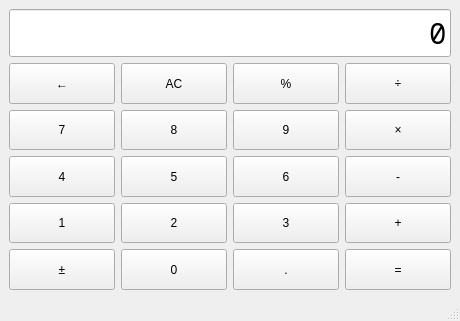
Above: mainwindow.ui from bonevelous/basicalc before the change. Below: the same form after it.
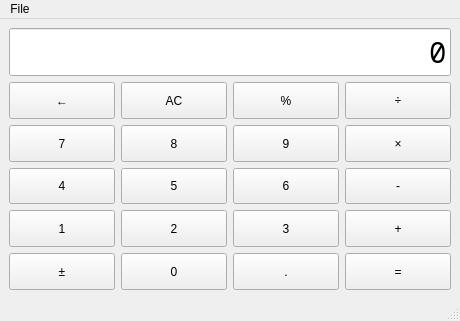
That is the form after the change. Custom widgets are drawn as their Qt base class.

Commit message: Added quit menu function

```diff
--- a/mainwindow.ui
+++ b/mainwindow.ui
@@ -314,6 +314,13 @@
      <height>30</height>
     </rect>
    </property>
+   <widget class="QMenu" name="menuFile">
+    <property name="title">
+     <string>File</string>
+    </property>
+    <addaction name="actionQuit"/>
+   </widget>
+   <addaction name="menuFile"/>
   </widget>
   <widget class="QStatusBar" name="statusbar"/>
  </widget>
```
Left out of the diff: 5 changed lines with no effect on the pictures. The commit also changes 2 other files.
